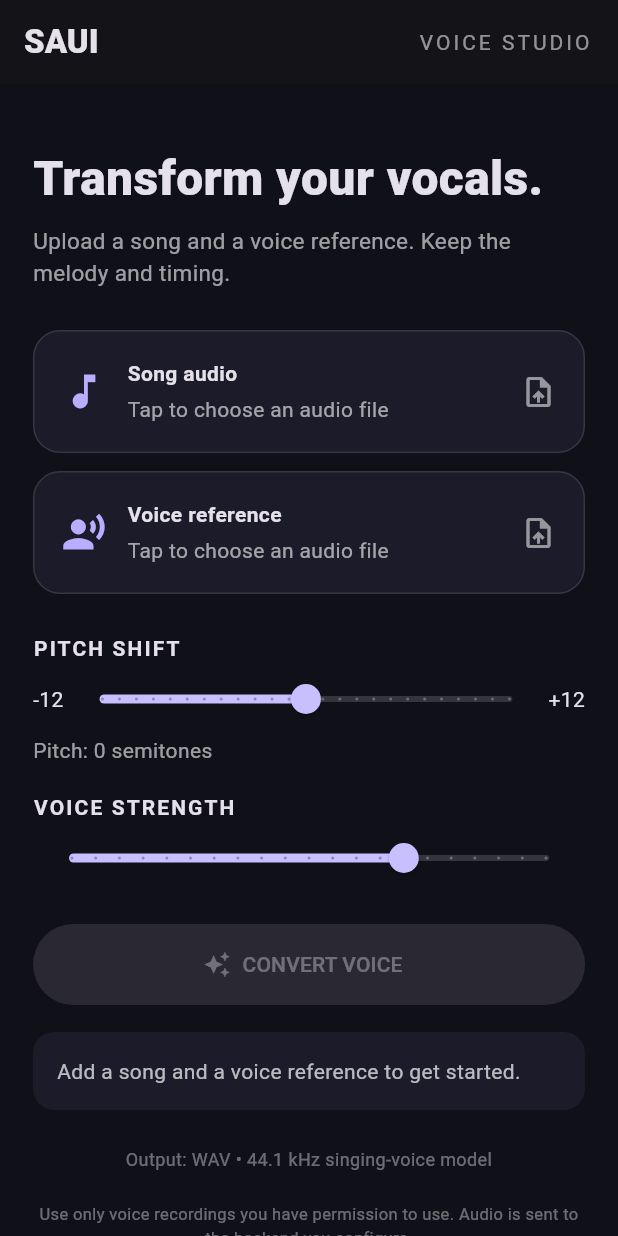
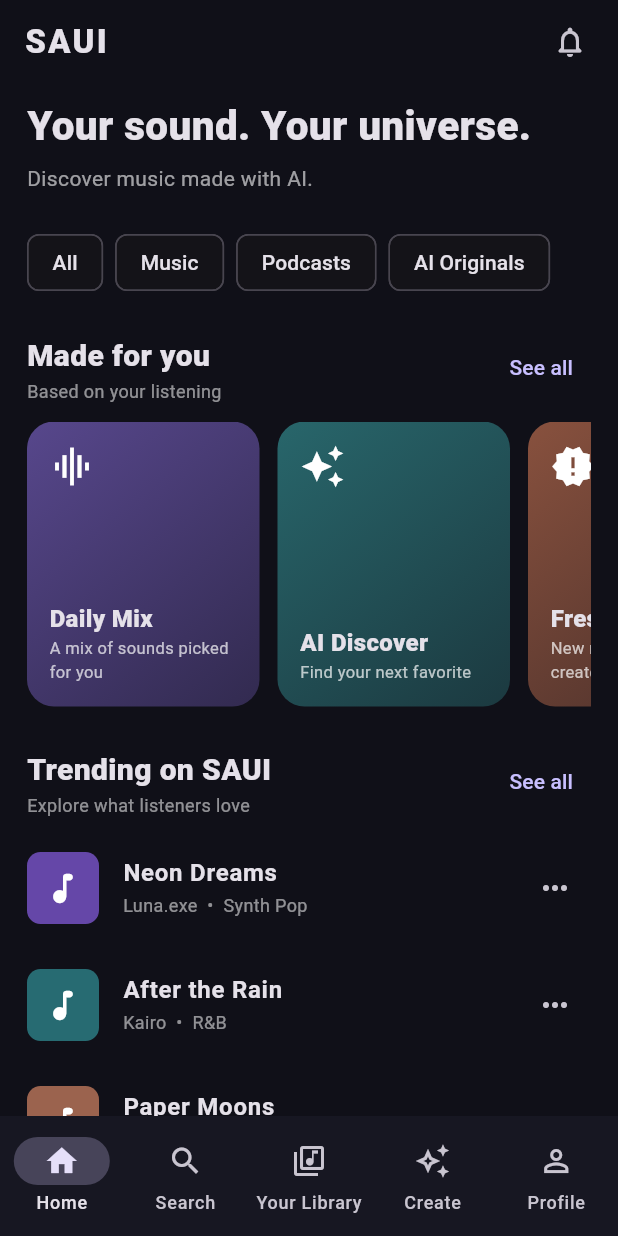
Before and after one commit to floriancarlos14/SAUI, a Flutter app: the screen it shows after launch, on a phone screen of 412 x 824 dp. Run offline on Flutter 3.47's test engine with Material 3 defaults, Android fonts, the phone set to English and light mode, and no system bars.

Commit message:
Build SAUI AI music streaming platform navigation shell

```diff
--- a/app/lib/main.dart
+++ b/app/lib/main.dart
@@ -1,286 +1,288 @@
-import 'dart:convert';
-import 'dart:typed_data';
-
-import 'package:file_picker/file_picker.dart';
-import 'package:file_saver/file_saver.dart';
 import 'package:flutter/material.dart';
-import 'package:http/http.dart' as http;
 
 void main() => runApp(const SauiApp());
 
+const bg = Color(0xFF101018);
+const panel = Color(0xFF1B1B29);
+const accent = Color(0xFF9B8CFF);
+
+class Track {
+  final String title, artist, genre;
+  final Color color;
+  const Track(this.title, this.artist, this.genre, this.color);
+}
+
+const tracks = <Track>[
+  Track('Neon Dreams', 'Luna.exe', 'Synth Pop', Color(0xFF6547A8)),
+  Track('After the Rain', 'Kairo', 'R&B', Color(0xFF276B72)),
+  Track('Paper Moons', 'Mira Sol', 'Indie', Color(0xFF9B634E)),
+  Track('Electric Heart', 'Nova 808', 'Electronic', Color(0xFF3C5795)),
+  Track('Sa Dulo ng Gabi', 'Araw AI', 'OPM', Color(0xFF8A527B)),
+  Track('Golden Hourglass', 'The Daydreams', 'Pop', Color(0xFF8B713D)),
+];
+
 class SauiApp extends StatelessWidget {
   const SauiApp({super.key});
-
   @override
-  Widget build(BuildContext context) {
-    return MaterialApp(
+  Widget build(BuildContext context) => MaterialApp(
     title: 'SAUI',
     debugShowCheckedModeBanner: false,
     theme: ThemeData(
       brightness: Brightness.dark,
-        colorScheme: ColorScheme.fromSeed(
-          seedColor: const Color(0xFF9B8CFF),
-          brightness: Brightness.dark,
-        ),
-        scaffoldBackgroundColor: const Color(0xFF101018),
+      scaffoldBackgroundColor: bg,
+      colorScheme: ColorScheme.fromSeed(seedColor: accent, brightness: Brightness.dark),
       useMaterial3: true,
     ),
-      home: const ConverterPage(),
+    home: const SauiHome(),
   );
 }
+
+class SauiHome extends StatefulWidget {
+  const SauiHome({super.key});
+  @override
+  State<SauiHome> createState() => _SauiHomeState();
 }
 
-class PickedAudio {
-  final String name;
-  final Uint8List bytes;
-  PickedAudio(this.name, this.bytes);
+class _SauiHomeState extends State<SauiHome> {
+  int tab = 0;
+  Track? selected;
+  String query = '';
+  final searchController = TextEditingController();
+
+  @override
+  void dispose() {
+    searchController.dispose();
+    super.dispose();
   }
 
-class ConverterPage extends StatefulWidget {
-  const ConverterPage({super.key});
+  void chooseTrack(Track track) => setState(() => selected = track);
 
   @override
-  State<ConverterPage> createState() => _ConverterPageState();
-}
-
-class _ConverterPageState extends State<ConverterPage> {
-  static const backendUrl = String.fromEnvironment(
-    'SAUI_API_URL',
-    defaultValue: 'http://localhost:8000',
-  );
-
-  PickedAudio? song;
-  PickedAudio? voice;
-  bool busy = false;
-  String status = 'Add a song and a voice reference to get started.';
-  double pitch = 0;
-  double strength = 0.7;
-
-  Future<void> pickAudio(bool isVoice) async {
-    final result = await FilePicker.platform.pickFiles(
-      type: FileType.custom,
-      allowedExtensions: ['wav', 'mp3', 'm4a', 'flac', 'ogg'],
-      withData: true,
-    );
-    if (result == null || result.files.single.bytes == null) return;
-    final file = result.files.single;
-    setState(() {
-      final picked = PickedAudio(file.name, file.bytes!);
-      if (isVoice) {
-        voice = picked;
-      } else {
-        song = picked;
-      }
-      status = 'Files ready. Adjust settings, then tap Convert.';
-    });
-  }
-
-  Future<void> convert() async {
-    if (song == null || voice == null || busy) return;
-    setState(() {
-      busy = true;
-      status = 'Sending audio to the SAUI conversion server…';
-    });
-    try {
-      final request = http.MultipartRequest(
-        'POST',
-        Uri.parse('$backendUrl/convert'),
-      )
-        ..fields['pitch_shift'] = pitch.round().toString()
-        ..fields['strength'] = strength.toString()
-        ..files.add(http.MultipartFile.fromBytes(
-          'song',
-          song!.bytes,
-          filename: song!.name,
-        ))
-        ..files.add(http.MultipartFile.fromBytes(
-          'voice_reference',
-          voice!.bytes,
-          filename: voice!.name,
-        ));
-
-      final streamed = await request.send();
-      final response = await http.Response.fromStream(streamed);
-      final contentType = response.headers['content-type'] ?? '';
-
-      if (response.statusCode >= 200 &&
-          response.statusCode < 300 &&
-          contentType.contains('audio/wav')) {
-        await FileSaver.instance.saveFile(
-          name: 'saui_converted',
-          bytes: response.bodyBytes,
-          fileExtension: 'wav',
-          mimeType: MimeType.wav,
-        );
-        setState(() => status = 'Conversion finished. Your WAV file was saved.');
-      } else {
-        String message = 'Conversion service returned ${response.statusCode}.';
-        try {
-          final body = jsonDecode(response.body);
-          message = body['detail']?.toString() ?? message;
-        } catch (_) {
-          // Keep the HTTP status message when the server response is not JSON.
-        }
-        setState(() => status = message);
-      }
-    } catch (e) {
-      setState(() => status =
-          'Could not complete the request. Check that the SAUI server is running and reachable.');
-    } finally {
-      if (mounted) setState(() => busy = false);
-    }
-  }
-
-  Widget uploadTile({
-    required String title,
-    required String subtitle,
-    required bool selected,
-    required VoidCallback onTap,
-    required IconData icon,
-  }) {
-    return InkWell(
-      onTap: onTap,
-      borderRadius: BorderRadius.circular(18),
-      child: Container(
-        padding: const EdgeInsets.all(18),
-        decoration: BoxDecoration(
-          color: const Color(0xFF1B1B29),
-          borderRadius: BorderRadius.circular(18),
-          border: Border.all(
-            color: selected ? const Color(0xFF9B8CFF) : Colors.white12,
+  Widget build(BuildContext context) {
+    final pages = [
+      _homePage(),
+      _searchPage(),
+      _libraryPage(),
+      _createPage(),
+      _profilePage(),
+    ];
+    return Scaffold(
+      appBar: AppBar(
+        backgroundColor: bg,
+        title: const Text('SAUI', style: TextStyle(fontWeight: FontWeight.w900, letterSpacing: 1.5)),
+        actions: [
+          IconButton(
+            tooltip: 'Notifications',
+            onPressed: () => _notice('Notifications will appear here when accounts are connected.'),
+            icon: const Icon(Icons.notifications_none_rounded),
           ),
-        ),
-        child: Row(
-          children: [
-            Icon(icon, color: const Color(0xFFB8ADFF), size: 30),
-            const SizedBox(width: 14),
-            Expanded(
-              child: Column(
-                crossAxisAlignment: CrossAxisAlignment.start,
-                children: [
-                  Text(title, style: const TextStyle(fontWeight: FontWeight.bold)),
-                  const SizedBox(height: 4),
-                  Text(selected ? subtitle : 'Tap to choose an audio file',
-                      style: const TextStyle(color: Colors.white60)),
+          const SizedBox(width: 8),
         ],
       ),
-            ),
-            const Icon(Icons.upload_file, color: Colors.white54),
+      body: Column(children: [
+        Expanded(child: IndexedStack(index: tab, children: pages)),
+        if (selected != null) _miniPlayer(selected!),
+      ]),
+      bottomNavigationBar: NavigationBar(
+        backgroundColor: const Color(0xFF171722),
+        selectedIndex: tab,
+        onDestinationSelected: (v) => setState(() => tab = v),
+        destinations: const [
+          NavigationDestination(icon: Icon(Icons.home_outlined), selectedIcon: Icon(Icons.home), label: 'Home'),
+          NavigationDestination(icon: Icon(Icons.search), label: 'Search'),
+          NavigationDestination(icon: Icon(Icons.library_music_outlined), selectedIcon: Icon(Icons.library_music), label: 'Your Library'),
+          NavigationDestination(icon: Icon(Icons.auto_awesome_outlined), selectedIcon: Icon(Icons.auto_awesome), label: 'Create'),
+          NavigationDestination(icon: Icon(Icons.person_outline), selectedIcon: Icon(Icons.person), label: 'Profile'),
         ],
-        ),
       ),
     );
   }
 
-  @override
-  Widget build(BuildContext context) {
-    final ready = song != null && voice != null;
-    return Scaffold(
-      appBar: AppBar(
-        title: const Text('SAUI', style: TextStyle(fontWeight: FontWeight.w800)),
-        centerTitle: false,
-        actions: const [
-          Padding(
-            padding: EdgeInsets.only(right: 18),
-            child: Center(child: Text('VOICE STUDIO',
-                style: TextStyle(letterSpacing: 2, color: Colors.white54))),
-          )
+  Widget _homePage() => ListView(
+    padding: const EdgeInsets.fromLTRB(18, 8, 18, 28),
+    children: [
+      const Text('Your sound. Your universe.', style: TextStyle(fontSize: 27, fontWeight: FontWeight.w900)),
+      const SizedBox(height: 6),
+      const Text('Discover music made with AI.', style: TextStyle(color: Colors.white60)),
+      const SizedBox(height: 22),
+      Wrap(spacing: 8, runSpacing: 8, children: ['All', 'Music', 'Podcasts', 'AI Originals'].map((x) =>
+        ActionChip(label: Text(x), onPressed: () => _notice('$x category selected.'))).toList()),
+      const SizedBox(height: 22),
+      _sectionTitle('Made for you', 'Based on your listening'),
+      const SizedBox(height: 12),
+      SizedBox(height: 190, child: ListView(scrollDirection: Axis.horizontal, children: [
+        _featureCard('Daily Mix', 'A mix of sounds picked for you', const Color(0xFF57478C), Icons.graphic_eq),
+        _featureCard('AI Discover', 'Find your next favorite', const Color(0xFF28666B), Icons.auto_awesome),
+        _featureCard('Fresh Drops', 'New music from creators', const Color(0xFF88513E), Icons.new_releases),
+      ])),
+      const SizedBox(height: 26),
+      _sectionTitle('Trending on SAUI', 'Explore what listeners love'),
+      const SizedBox(height: 8),
+      ...tracks.take(5).map((t) => _trackTile(t)),
+      const SizedBox(height: 22),
+      _sectionTitle('New releases', 'Recently shared by creators'),
+      const SizedBox(height: 8),
+      ...tracks.reversed.take(3).map((t) => _trackTile(t)),
+      const SizedBox(height: 16),
+      _prototypeNote(),
     ],
-      ),
-      body: Center(
-        child: ConstrainedBox(
-          constraints: const BoxConstraints(maxWidth: 760),
-          child: ListView(
-            padding: const EdgeInsets.all(22),
-            children: [
-              const SizedBox(height: 18),
-              const Text('Transform your vocals.',
-                  style: TextStyle(fontSize: 32, fontWeight: FontWeight.w800)),
-              const SizedBox(height: 8),
-              const Text('Upload a song and a voice reference. Keep the melody and timing.',
-                  style: TextStyle(color: Colors.white60, fontSize: 15)),
-              const SizedBox(height: 28),
-              uploadTile(
-                title: 'Song audio',
-                subtitle: song?.name ?? '',
-                selected: song != null,
-                onTap: () => pickAudio(false),
-                icon: Icons.music_note,
-              ),
-              const SizedBox(height: 12),
-              uploadTile(
-                title: 'Voice reference',
-                subtitle: voice?.name ?? '',
-                selected: voice != null,
-                onTap: () => pickAudio(true),
-                icon: Icons.record_voice_over,
-              ),
-              const SizedBox(height: 26),
-              const Text('PITCH SHIFT', style: TextStyle(letterSpacing: 1.4, fontWeight: FontWeight.bold)),
-              Row(
-                children: [
-                  const Text('-12'),
-                  Expanded(
-                    child: Slider(
-                      value: pitch,
-                      min: -12,
-                      max: 12,
-                      divisions: 24,
-                      label: pitch.round().toString(),
-                      onChanged: (v) => setState(() => pitch = v),
+  );
+
+  Widget _searchPage() {
+    final found = tracks.where((t) => ('${t.title} ${t.artist} ${t.genre}').toLowerCase().contains(query.toLowerCase())).toList();
+    return ListView(padding: const EdgeInsets.all(18), children: [
+      const Text('Search', style: TextStyle(fontSize: 28, fontWeight: FontWeight.w900)),
+      const SizedBox(height: 16),
+      TextField(
+        controller: searchController,
+        onChanged: (v) => setState(() => query = v),
+        decoration: InputDecoration(
+          hintText: 'Songs, artists, genres...',
+          prefixIcon: const Icon(Icons.search),
+          filled: true, fillColor: panel,
+          border: OutlineInputBorder(borderRadius: BorderRadius.circular(14), borderSide: BorderSide.none),
         ),
       ),
-                  const Text('+12'),
+      const SizedBox(height: 22),
+      _sectionTitle(query.isEmpty ? 'Browse all' : 'Search results', '${found.length} results'),
+      const SizedBox(height: 8),
+      if (query.isEmpty)
+        Wrap(spacing: 10, runSpacing: 10, children: ['Pop', 'Hip-Hop', 'R&B', 'Electronic', 'Rock', 'OPM', 'Jazz', 'Lo-fi'].map((g) =>
+          SizedBox(width: 155, height: 90, child: _genreCard(g))).toList()),
+      ...found.map(_trackTile),
+      if (found.isEmpty) const Padding(padding: EdgeInsets.all(24), child: Text('No matches yet.', textAlign: TextAlign.center)),
+      _prototypeNote(),
+    ]);
+  }
+
+  Widget _libraryPage() => ListView(padding: const EdgeInsets.all(18), children: [
+    const Text('Your Library', style: TextStyle(fontSize: 28, fontWeight: FontWeight.w900)),
+    const SizedBox(height: 16),
+    Wrap(spacing: 8, children: [
+      FilterChip(label: const Text('Playlists'), selected: true, onSelected: (_) {}),
+      FilterChip(label: const Text('Artists'), selected: false, onSelected: (_) => _notice('Followed artists will appear here.')),
+      FilterChip(label: const Text('Albums'), selected: false, onSelected: (_) => _notice('Saved albums will appear here.')),
+    ]),
+    const SizedBox(height: 18),
+    _libraryItem(Icons.favorite, 'Liked Songs', 'Your favorite tracks', accent),
+    _libraryItem(Icons.history, 'Recently Played', 'Your listening history', const Color(0xFF3E7890)),
+    _libraryItem(Icons.queue_music, 'My Playlist', 'Create and organize playlists', const Color(0xFF9A7048)),
+    const SizedBox(height: 18),
+    _sectionTitle('Suggested for your library', 'Discover more'),
+    ...tracks.take(3).map(_trackTile),
+    _prototypeNote(),
+  ]);
+
+  Widget _createPage() => ListView(padding: const EdgeInsets.all(18), children: [
+    const Text('Create on SAUI', style: TextStyle(fontSize: 28, fontWeight: FontWeight.w900)),
+    const SizedBox(height: 8),
+    const Text('Make music, share your work, and grow an audience.', style: TextStyle(color: Colors.white60)),
+    const SizedBox(height: 22),
+    _toolCard(Icons.upload_file, 'Upload a song', 'Publish an original AI music track', () => _notice('Upload flow is the next feature to connect.')),
+    _toolCard(Icons.mic, 'Voice conversion', 'Transform vocals with a voice you have permission to use', () => _notice('Your existing voice-conversion tool will live here.')),
+    _toolCard(Icons.auto_awesome, 'AI Music Generator', 'Create a new song from an idea', () => _notice('AI music generation is planned as a separate tool.')),
+    _toolCard(Icons.album, 'Create an album', 'Group your tracks into a release', () => _notice('Album publishing is planned for the creator tools.')),
+    const SizedBox(height: 18),
+    _sectionTitle('Creator tools', 'For artists'),
+    _libraryItem(Icons.analytics_outlined, 'Creator analytics', 'Streams, listeners and engagement', const Color(0xFF476D9B)),
+    _libraryItem(Icons.account_balance_wallet_outlined, 'Earnings', 'Track eligible revenue and payouts', const Color(0xFF477D69)),
+    _prototypeNote(),
+  ]);
+
+  Widget _profilePage() => ListView(padding: const EdgeInsets.all(18), children: [
+    const CircleAvatar(radius: 42, backgroundColor: panel, child: Icon(Icons.person, size: 42)),
+    const SizedBox(height: 14),
+    const Text('Your SAUI profile', textAlign: TextAlign.center, style: TextStyle(fontSize: 24, fontWeight: FontWeight.w900)),
+    const SizedBox(height: 5),
+    const Text('Sign-in and artist identity will be connected in the account milestone.', textAlign: TextAlign.center, style: TextStyle(color: Colors.white60)),
+    const SizedBox(height: 22),
+    _toolCard(Icons.person_add_alt_1, 'Create account / Sign in', 'Build your listener or creator profile', () => _notice('Account registration is not connected yet.')),
+    _toolCard(Icons.workspace_premium, 'SAUI Premium', 'Ad-free listening and premium features', () => _notice('Premium plans and billing will be added after the core platform.')),
+    _toolCard(Icons.settings_outlined, 'Settings', 'Playback, privacy and account settings', () => _notice('Settings will appear here.')),
+    _prototypeNote(),
+  ]);
+
+  Widget _sectionTitle(String title, String subtitle) => Row(
+    crossAxisAlignment: CrossAxisAlignment.end,
+    children: [
+      Expanded(child: Column(crossAxisAlignment: CrossAxisAlignment.start, children: [
+        Text(title, style: const TextStyle(fontSize: 20, fontWeight: FontWeight.w800)),
+        Text(subtitle, style: const TextStyle(fontSize: 12, color: Colors.white54)),
+      ])),
+      TextButton(onPressed: () => _notice('More — coming with the connected catalog.'), child: const Text('See all')),
     ],
-              ),
-              Text('Pitch: ${pitch.round()} semitones',
-                  style: const TextStyle(color: Colors.white60)),
-              const SizedBox(height: 18),
-              const Text('VOICE STRENGTH', style: TextStyle(letterSpacing: 1.4, fontWeight: FontWeight.bold)),
-              Slider(
-                value: strength,
-                min: 0,
-                max: 1,
-                divisions: 20,
-                label: strength.toStringAsFixed(2),
-                onChanged: (v) => setState(() => strength = v),
-              ),
-              const SizedBox(height: 20),
-              FilledButton.icon(
-                onPressed: ready && !busy ? convert : null,
-                icon: busy
-                    ? const SizedBox(width: 18, height: 18,
-                        child: CircularProgressIndicator(strokeWidth: 2))
-                    : const Icon(Icons.auto_awesome),
-                label: Text(busy ? 'CONVERTING…' : 'CONVERT VOICE'),
-                style: FilledButton.styleFrom(
-                  minimumSize: const Size.fromHeight(54),
-                  backgroundColor: const Color(0xFF7865E8),
-                ),
-              ),
-              const SizedBox(height: 18),
-              Container(
-                padding: const EdgeInsets.all(16),
-                decoration: BoxDecoration(
-                  color: const Color(0xFF1B1B29),
-                  borderRadius: BorderRadius.circular(14),
-                ),
-                child: Text(status, style: const TextStyle(color: Colors.white70)),
-              ),
-              const SizedBox(height: 24),
-              const Text('Output: WAV • 44.1 kHz singing-voice model',
-                  textAlign: TextAlign.center,
-                  style: TextStyle(color: Colors.white38, fontSize: 12)),
-              const SizedBox(height: 20),
-              const Text(
-                'Use only voice recordings you have permission to use. Audio is sent to the backend you configure.',
-                textAlign: TextAlign.center,
-                style: TextStyle(color: Colors.white38, fontSize: 11),
-              ),
-            ],
-          ),
-        ),
+  );
+
+  Widget _featureCard(String title, String subtitle, Color color, IconData icon) => Container(
+    width: 155, margin: const EdgeInsets.only(right: 12), padding: const EdgeInsets.all(15),
+    decoration: BoxDecoration(gradient: LinearGradient(colors: [color, color.withValues(alpha: .48)], begin: Alignment.topLeft, end: Alignment.bottomRight), borderRadius: BorderRadius.circular(18)),
+    child: Column(crossAxisAlignment: CrossAxisAlignment.start, mainAxisAlignment: MainAxisAlignment.spaceBetween, children: [
+      Icon(icon, size: 30), Column(crossAxisAlignment: CrossAxisAlignment.start, children: [
+        Text(title, style: const TextStyle(fontWeight: FontWeight.w900, fontSize: 16)),
+        Text(subtitle, maxLines: 2, style: const TextStyle(fontSize: 11, color: Colors.white70)),
+      ]),
+    ]),
+  );
+
+  Widget _genreCard(String genre) => InkWell(
+    onTap: () { setState(() { query = genre; searchController.text = genre; }); },
+    child: Container(padding: const EdgeInsets.all(14), decoration: BoxDecoration(color: panel, borderRadius: BorderRadius.circular(14)),
+      child: Align(alignment: Alignment.bottomLeft, child: Text(genre, style: const TextStyle(fontSize: 17, fontWeight: FontWeight.w800)))),
+  );
+
+  Widget _trackTile(Track track) => ListTile(
+    contentPadding: const EdgeInsets.symmetric(vertical: 3),
+    leading: _cover(track, 48),
+    title: Text(track.title, maxLines: 1, overflow: TextOverflow.ellipsis, style: const TextStyle(fontWeight: FontWeight.w700)),
+    subtitle: Text('${track.artist}  •  ${track.genre}', style: const TextStyle(color: Colors.white54, fontSize: 12)),
+    trailing: IconButton(icon: const Icon(Icons.more_horiz), onPressed: () => _notice('Track options will be available when songs are published.')),
+    onTap: () => chooseTrack(track),
+  );
+
+  Widget _cover(Track t, double size) => Container(
+    width: size, height: size, decoration: BoxDecoration(color: t.color, borderRadius: BorderRadius.circular(9)),
+    child: const Icon(Icons.music_note_rounded, color: Colors.white, size: 26),
+  );
+
+  Widget _libraryItem(IconData icon, String title, String subtitle, Color color) => ListTile(
+    leading: Container(width: 48, height: 48, decoration: BoxDecoration(color: color, borderRadius: BorderRadius.circular(9)), child: Icon(icon)),
+    title: Text(title, style: const TextStyle(fontWeight: FontWeight.w700)),
+    subtitle: Text(subtitle, style: const TextStyle(color: Colors.white54, fontSize: 12)),
+    onTap: () => _notice('$title will be connected to your account.'),
+  );
+
+  Widget _toolCard(IconData icon, String title, String subtitle, VoidCallback onTap) => Card(
+    color: panel, margin: const EdgeInsets.only(bottom: 11),
+    child: ListTile(
+      contentPadding: const EdgeInsets.all(12),
+      leading: CircleAvatar(backgroundColor: accent.withValues(alpha: .18), child: Icon(icon, color: accent)),
+      title: Text(title, style: const TextStyle(fontWeight: FontWeight.w800)),
+      subtitle: Text(subtitle, style: const TextStyle(color: Colors.white60)),
+      trailing: const Icon(Icons.chevron_right), onTap: onTap,
     ),
   );
+
+  Widget _miniPlayer(Track track) => Container(
+    margin: const EdgeInsets.fromLTRB(8, 0, 8, 7), padding: const EdgeInsets.symmetric(horizontal: 10, vertical: 8),
+    decoration: BoxDecoration(color: const Color(0xFF343047), borderRadius: BorderRadius.circular(12)),
+    child: Row(children: [
+      _cover(track, 38), const SizedBox(width: 10),
+      Expanded(child: Column(crossAxisAlignment: CrossAxisAlignment.start, children: [
+        Text(track.title, maxLines: 1, overflow: TextOverflow.ellipsis, style: const TextStyle(fontWeight: FontWeight.w700)),
+        Text(track.artist, style: const TextStyle(color: Colors.white60, fontSize: 11)),
+      ])),
+      IconButton(onPressed: () => _notice('Audio playback will be enabled when the streaming service is connected.'), icon: const Icon(Icons.play_arrow)),
+      IconButton(onPressed: () => setState(() => selected = null), icon: const Icon(Icons.close, size: 19)),
+    ]),
+  );
+
+  Widget _prototypeNote() => const Padding(
+    padding: EdgeInsets.only(top: 22, bottom: 10),
+    child: Text('SAUI platform preview: sample catalog and navigation only. Accounts, real audio streaming, uploads, subscriptions and creator payouts are not connected yet.',
+      textAlign: TextAlign.center, style: TextStyle(color: Colors.white38, fontSize: 11)),
+  );
+
+  void _notice(String message) {
+    ScaffoldMessenger.of(context).showSnackBar(SnackBar(content: Text(message), behavior: SnackBarBehavior.floating));
   }
 }
```
Lines whose indentation alone changed are shown as unchanged.
